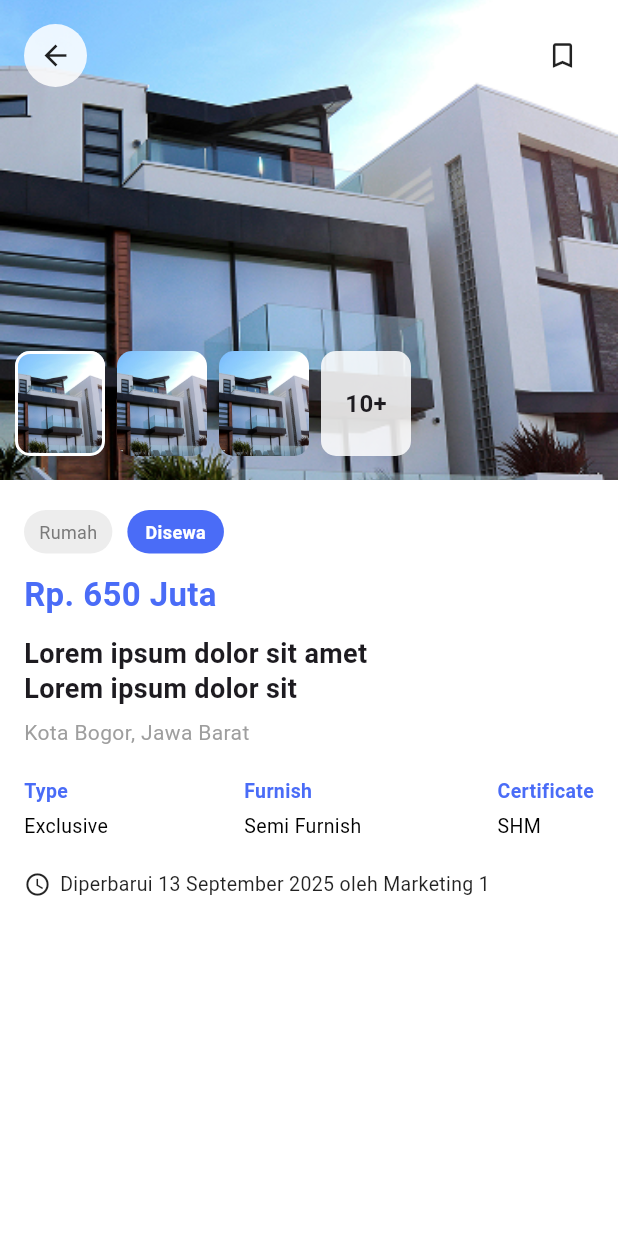
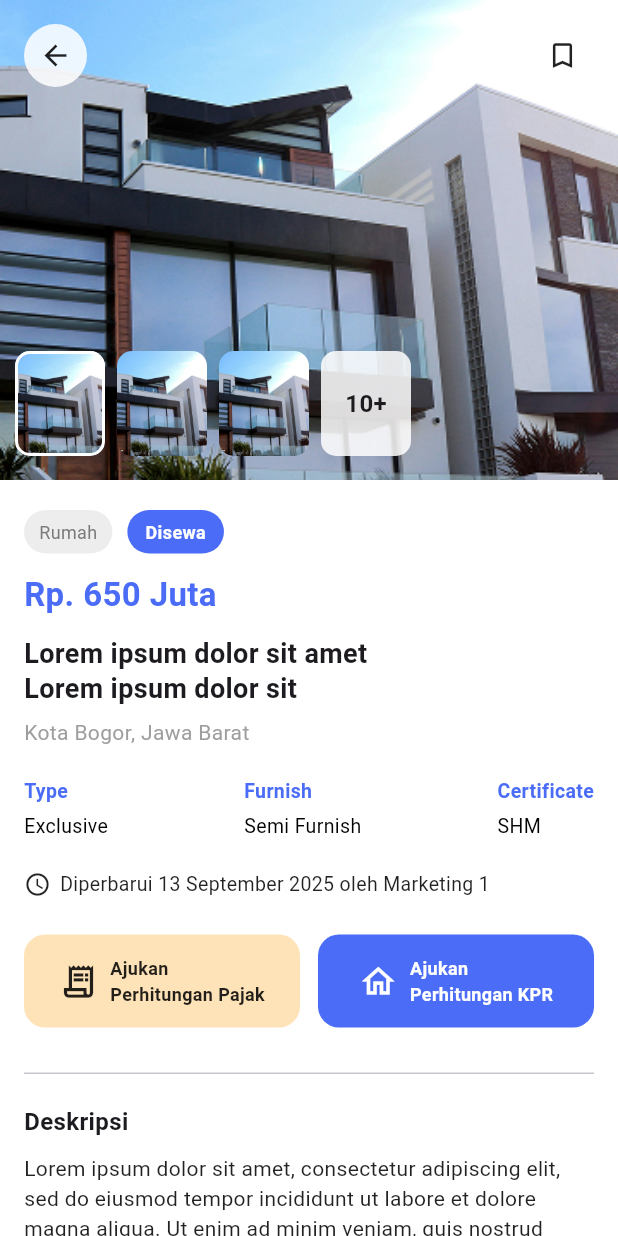
Before and after one commit to zollahrp/mitra-property-mobile, a Flutter app: the DetailPropertyScreen screen opened directly, on a phone screen of 412 x 824 dp. Run offline on Flutter 3.47's test engine with Material 3 defaults, Android fonts, the phone set to English and light mode, and no system bars; our stand-ins replace curved_navigation_bar, youtube_player_flutter; Roboto replaces fonts that are missing (Poppins).

Commit message:
sblm pulang

```diff
--- a/lib/screens/detail/detail_property_screen.dart
+++ b/lib/screens/detail/detail_property_screen.dart
@@ -158,10 +158,7 @@ class _DetailPropertyScreenState extends State<DetailPropertyScreen> {
           // LOCATION
           const Text(
             "Kota Bogor, Jawa Barat",
-          style: TextStyle(
-            fontSize: 14,
-            color: Colors.grey,
-          ),
+            style: TextStyle(fontSize: 14, color: Colors.grey),
           ),
 
           const SizedBox(height: 20),
@@ -185,11 +182,125 @@ class _DetailPropertyScreenState extends State<DetailPropertyScreen> {
               SizedBox(width: 6),
               Text(
                 "Diperbarui 13 September 2025 oleh Marketing 1",
+                style: TextStyle(fontSize: 13, color: Colors.black87),
+              ),
+            ],
+          ),
+
+          const SizedBox(height: 24),
+
+          // ===========================
+          //  AJUKAN PERHITUNGAN SECTION
+          // ===========================
+          Row(
+            children: [
+              Expanded(
+                child: Container(
+                  padding: const EdgeInsets.all(14),
+                  decoration: BoxDecoration(
+                    color: const Color(0xFFFFE3B8),
+                    borderRadius: BorderRadius.circular(14),
+                  ),
+                  child: Row(
+                    mainAxisAlignment: MainAxisAlignment.center,
+                    children: [
+                      const Icon(
+                        Icons.receipt_long_outlined, // icon pajak / dokumen
+                        size: 26,
+                        color: Colors.black87,
+                      ),
+                      const SizedBox(width: 8),
+                      const Flexible(
+                        child: Text(
+                          "Ajukan\nPerhitungan Pajak",
+                          maxLines: 2,
+                          overflow: TextOverflow.ellipsis,
                           style: TextStyle(
-                fontSize: 13,
+                            fontSize: 12,
+                            fontWeight: FontWeight.w600,
                             color: Colors.black87,
                           ),
                         ),
+                      ),
+                    ],
+                  ),
+                ),
+              ),
+              const SizedBox(width: 12),
+              Expanded(
+                child: Container(
+                  padding: const EdgeInsets.all(14),
+                  decoration: BoxDecoration(
+                    color: const Color(0xFF4A6CF7),
+                    borderRadius: BorderRadius.circular(14),
+                  ),
+                  child: Row(
+                    mainAxisAlignment: MainAxisAlignment.center,
+                    children: [
+                      const Icon(
+                        Icons.home_outlined, // bebas mau ganti icon
+                        size: 26,
+                        color: Colors.white,
+                      ),
+                      const SizedBox(width: 8),
+                      const Flexible(
+                        child: Text(
+                          "Ajukan\nPerhitungan KPR",
+                          maxLines: 2,
+                          overflow: TextOverflow.ellipsis,
+                          style: TextStyle(
+                            fontSize: 12,
+                            fontWeight: FontWeight.w600,
+                            color: Colors.white,
+                          ),
+                        ),
+                      ),
+                    ],
+                  ),
+                ),
+              ),
+            ],
+          ),
+
+          const SizedBox(height: 30),
+          const Divider(height: 1),
+          const SizedBox(height: 20),
+
+          // ===========================
+          //  DESKRIPSI SECTION
+          // ===========================
+          const Text(
+            "Deskripsi",
+            style: TextStyle(fontSize: 16, fontWeight: FontWeight.w700),
+          ),
+
+          const SizedBox(height: 10),
+
+          const Text(
+            "Lorem ipsum dolor sit amet, consectetur adipiscing elit, "
+            "sed do eiusmod tempor incididunt ut labore et dolore magna aliqua. "
+            "Ut enim ad minim veniam, quis nostrud exercitation ullamco laboris nisi "
+            "ut aliquip ex ea commodo consequat. Duis aute irure dolor in "
+            "reprehenderit in voluptate velit esse cillum dolore eu fugiat nulla pariatur. "
+            "Excepteur sint occaecat cupidatat non proident, sunt in culpa qui officia "
+            "deserunt mollit anim id est laborum",
+            style: TextStyle(fontSize: 14, color: Colors.black87, height: 1.45),
+          ),
+
+          const SizedBox(height: 10),
+
+          Row(
+            children: const [
+              Text(
+                "Muat Lebih Banyak",
+                style: TextStyle(
+                  fontSize: 14,
+                  color: Color(0xFF4A6CF7),
+                  fontWeight: FontWeight.w600,
+                ),
+              ),
+              SizedBox(width: 6),
+              Icon(Icons.keyboard_arrow_down, color: Color(0xFF4A6CF7)),
             ],
           ),
         ],
@@ -240,10 +351,7 @@ Widget _tagGrey(String text) {
     ),
     child: Text(
       text,
-      style: const TextStyle(
-        fontSize: 12,
-        color: Color(0xFF7A7A7A),
-      ),
+      style: const TextStyle(fontSize: 12, color: Color(0xFF7A7A7A)),
     ),
   );
 }
@@ -279,13 +387,7 @@ Widget _detailItem(String title, String value) {
         ),
       ),
       const SizedBox(height: 4),
-      Text(
-        value,
-        style: const TextStyle(
-          fontSize: 13,
-          color: Colors.black,
-        ),
-      ),
+      Text(value, style: const TextStyle(fontSize: 13, color: Colors.black)),
     ],
   );
 }
```
Lines whose indentation alone changed are shown as unchanged.
